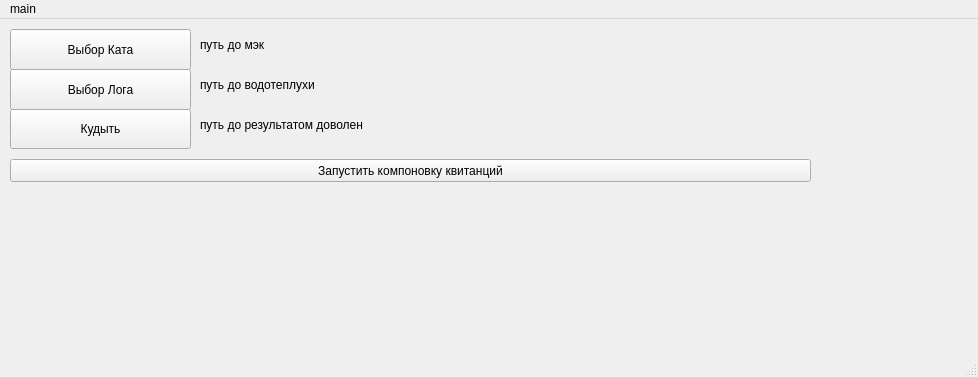
This is guiForPairing.ui in press-magvoda-ru/a1 as Qt 5 draws it before an edit. The edited form follows.
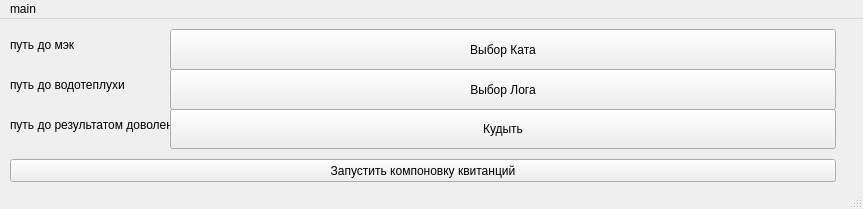
This is the edited form.

Patch:
```diff
--- a/guiForPairing.ui
+++ b/guiForPairing.ui
@@ -6,8 +6,8 @@
    <rect>
     <x>0</x>
     <y>0</y>
-    <width>978</width>
-    <height>377</height>
+    <width>863</width>
+    <height>209</height>
    </rect>
   </property>
   <property name="windowTitle">
@@ -17,9 +17,9 @@
    <widget class="QPushButton" name="pButt_srcM">
     <property name="geometry">
      <rect>
-      <x>10</x>
+      <x>170</x>
       <y>10</y>
-      <width>181</width>
+      <width>666</width>
       <height>41</height>
      </rect>
     </property>
@@ -30,9 +30,9 @@
    <widget class="QPushButton" name="pButt_srcW">
     <property name="geometry">
      <rect>
-      <x>10</x>
+      <x>170</x>
       <y>50</y>
-      <width>181</width>
+      <width>666</width>
       <height>41</height>
      </rect>
     </property>
@@ -43,9 +43,9 @@
    <widget class="QPushButton" name="pButt_fld">
     <property name="geometry">
      <rect>
-      <x>10</x>
+      <x>170</x>
       <y>90</y>
-      <width>181</width>
+      <width>666</width>
       <height>40</height>
      </rect>
     </property>
@@ -58,7 +58,7 @@
      <rect>
       <x>10</x>
       <y>140</y>
-      <width>801</width>
+      <width>826</width>
       <height>23</height>
      </rect>
     </property>
@@ -69,9 +69,9 @@
    <widget class="QLabel" name="lb_srcM">
     <property name="geometry">
      <rect>
-      <x>200</x>
+      <x>10</x>
       <y>10</y>
-      <width>481</width>
+      <width>160</width>
       <height>31</height>
      </rect>
     </property>
@@ -82,9 +82,9 @@
    <widget class="QLabel" name="lb_srcW">
     <property name="geometry">
      <rect>
-      <x>200</x>
+      <x>10</x>
       <y>50</y>
-      <width>481</width>
+      <width>160</width>
       <height>31</height>
      </rect>
     </property>
@@ -95,9 +95,9 @@
    <widget class="QLabel" name="lb_fld">
     <property name="geometry">
      <rect>
-      <x>200</x>
+      <x>10</x>
       <y>90</y>
-      <width>481</width>
+      <width>160</width>
       <height>31</height>
      </rect>
     </property>
@@ -111,7 +111,7 @@
     <rect>
      <x>0</x>
      <y>0</y>
-     <width>978</width>
+     <width>863</width>
      <height>21</height>
     </rect>
    </property>
```
Left out of the diff: 8 changed lines with no effect on the pictures.
